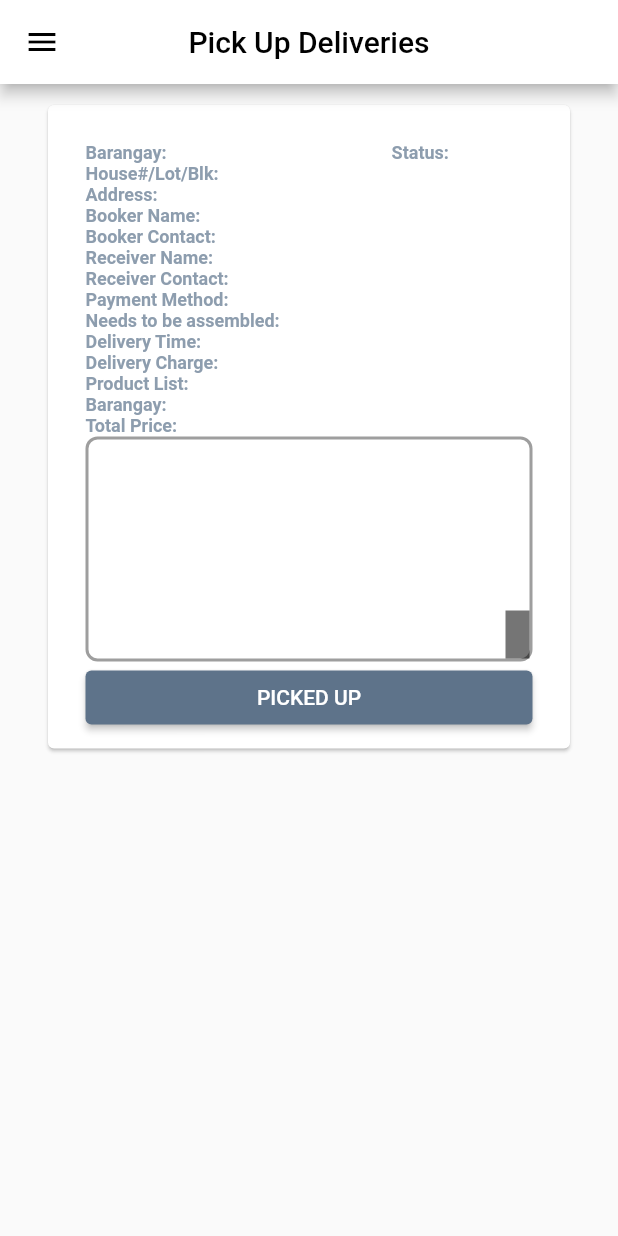
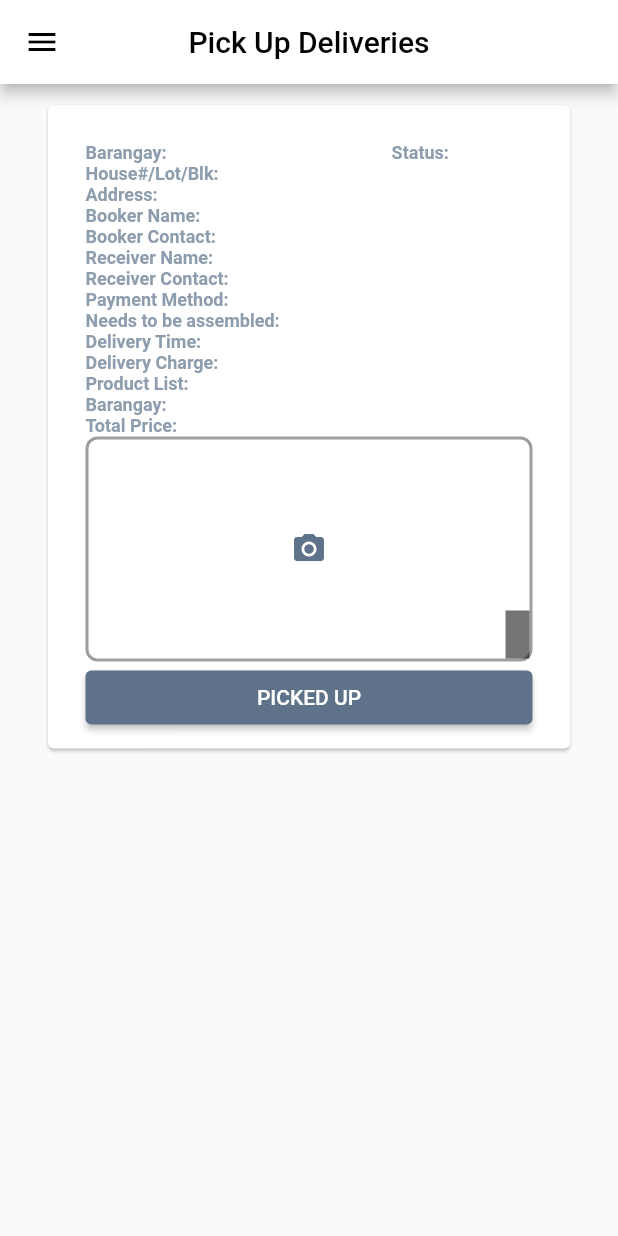
Before and after one commit to mrHeinrichh/J.E-Moral-Driver-Mobile-App, a Flutter app: the PickUpPage screen opened by its route, on a phone screen of 412 x 824 dp. Run offline on Flutter 3.47's test engine with Material 2 defaults, Android fonts, the phone set to English and light mode, and no system bars; our stand-ins replace image_picker; network calls fail.

Commit message:
style: :white_check_mark: Add icon camera_alt

```diff
--- a/lib/widgets/custom_cards.dart
+++ b/lib/widgets/custom_cards.dart
@@ -339,26 +339,25 @@ class _PickedUpCardState extends State<PickedUpCard> {
                       ),
                       child: Stack(
                         children: [
-                          _image != null
-                              ? Image.file(
-                                  _image!,
-                                  width: double.infinity,
-                                  height: double.infinity,
-                                  fit: BoxFit.cover,
-                                )
-                              : const SizedBox.shrink(),
+                          Center(
+                            child: Icon(
+                              Icons.camera_alt,
+                              color:
+                                  Color(0xFF5E738A), // Set icon color to 5E738A
+                            ),
+                          ),
                           Positioned(
                             top: 5,
                             right: 5,
                             child: _imageCaptured
                                 ? IconButton(
                                     onPressed: _deleteImage,
-                                    icon: const Icon(
+                                    icon: Icon(
                                       Icons.close,
                                       color: Colors.red,
                                     ),
                                   )
-                                : const SizedBox.shrink(),
+                                : SizedBox.shrink(),
                           ),
                           Align(
                             alignment: Alignment.bottomRight,
@@ -372,7 +371,7 @@ class _PickedUpCardState extends State<PickedUpCard> {
                                           ? _image!.path.split('/').last
                                           : 'No Image'
                                       : '',
-                                  style: const TextStyle(
+                                  style: TextStyle(
                                     color: Colors.white,
                                   ),
                                 ),
@@ -385,6 +384,7 @@ class _PickedUpCardState extends State<PickedUpCard> {
                       height: 150.0, // Adjust the height as needed
                     ),
                   ),
+
                   // Display the captured image
                   // if (_image != null)
                   //   Image.file(
```
Also changed, not shown: 1 other file.
